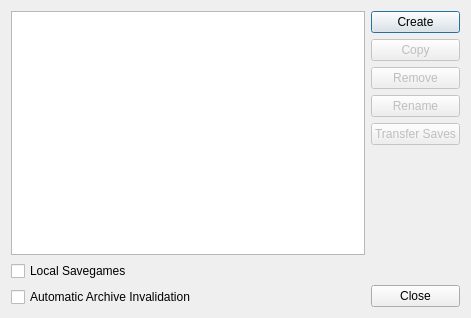
First picture: the form in src/MO/src/profilesdialog.ui, repository Silarn/modorganizer, before the edit.
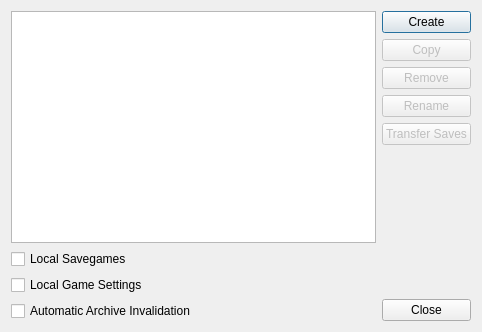
Second picture: the form after the edit.

What changed in the file:
```diff
--- a/src/MO/src/profilesdialog.ui
+++ b/src/MO/src/profilesdialog.ui
@@ -6,8 +6,8 @@
    <rect>
     <x>0</x>
     <y>0</y>
-    <width>471</width>
-    <height>318</height>
+    <width>482</width>
+    <height>332</height>
    </rect>
   </property>
   <property name="windowTitle">
@@ -46,6 +46,16 @@
       </widget>
      </item>
      <item>
+       <widget class="QCheckBox" name="localIniFilesBox">
+        <property name="text">
+         <string>Local Game Settings</string>
+        </property>
+        <property name="checked">
+         <bool>false</bool>
+        </property>
+       </widget>
+      </item>
+      <item>
       <widget class="QCheckBox" name="invalidationBox">
        <property name="toolTip">
         <string>This ensures data files from mods are actually used. You want to enable this unless you use a different tool for Archive Invalidation.</string>
```
